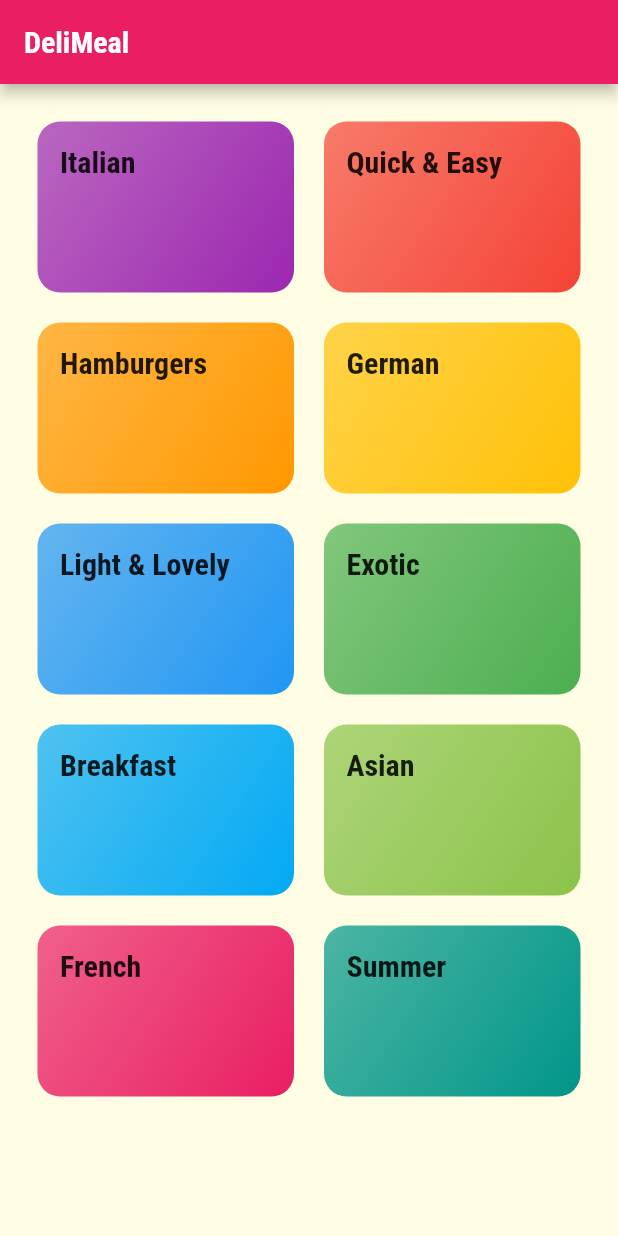
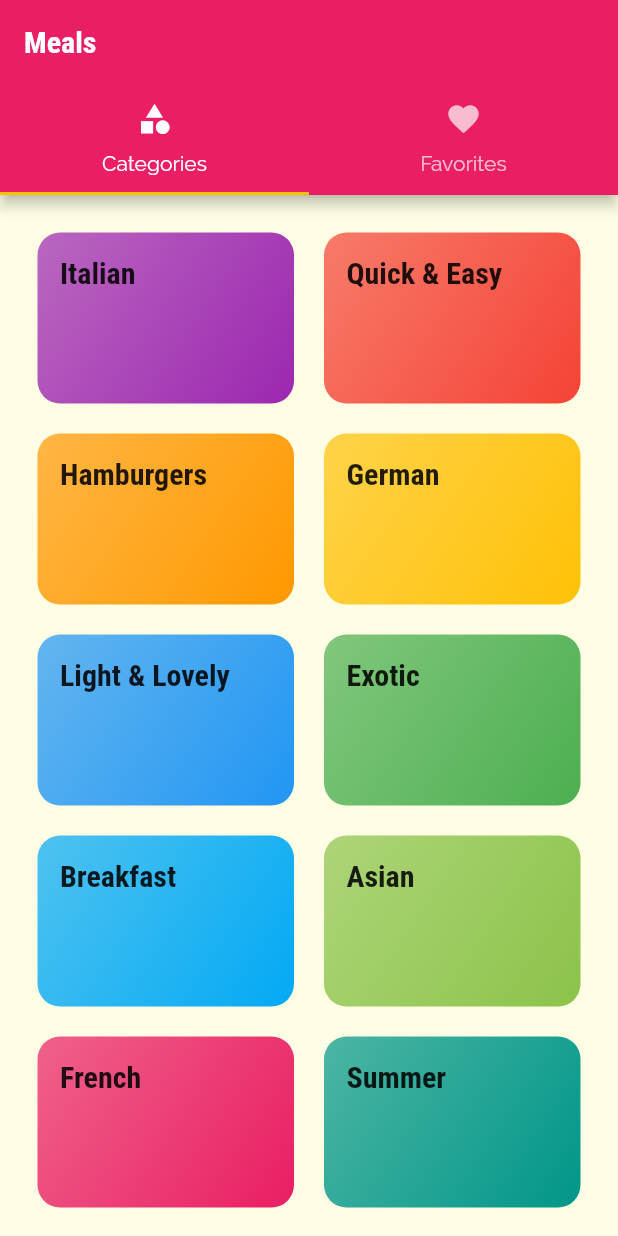
Before and after one commit to ayoline/meals_app-UDEMY_COURSE, a Flutter app: the screen it shows after launch, on a phone screen of 412 x 824 dp. Run offline on Flutter 3.47's test engine with Material 2 defaults, Android fonts, the phone set to English and light mode, and no system bars.

Commit message:
Add a TabBar to the Appbar

```diff
--- a/lib/main.dart
+++ b/lib/main.dart
@@ -1,5 +1,6 @@
 import 'package:flutter/material.dart';
 
+import './screens/tabs_screen.dart';
 import './screens/meal_detail_screen.dart';
 import './screens/category_meals_screen.dart';
 import './screens/categories_screen.dart';
@@ -40,7 +41,7 @@ class MyApp extends StatelessWidget {
       // home: const CategoriesScreen(),
       initialRoute: '/', // This is the default
       routes: {
-        '/': (ctx) => const CategoriesScreen(),
+        '/': (ctx) => const TabsScreen(),
         CategoryMealsScreen.routeName: (ctx) => const CategoryMealsScreen(),
         MealDetailScreen.routeName: (ctx) => const MealDetailScreen(),
       },
--- a/lib/screens/categories_screen.dart
+++ b/lib/screens/categories_screen.dart
@@ -8,11 +8,7 @@ class CategoriesScreen extends StatelessWidget {
 
   @override
   Widget build(BuildContext context) {
-    return Scaffold(
-      appBar: AppBar(
-        title: const Text('DeliMeal'),
-      ),
-      body: GridView(
+    return GridView(
       padding: const EdgeInsets.all(25),
       gridDelegate: const SliverGridDelegateWithMaxCrossAxisExtent(
         maxCrossAxisExtent: 200,
@@ -29,7 +25,6 @@ class CategoriesScreen extends StatelessWidget {
             ),
           )
           .toList(),
-      ),
     );
   }
 }
--- /dev/null
+++ b/lib/screens/favorites_screen.dart
@@ -0,0 +1,12 @@
+import 'package:flutter/material.dart';
+
+class FavoritesScreen extends StatelessWidget {
+  const FavoritesScreen({super.key});
+
+  @override
+  Widget build(BuildContext context) {
+    return const Center(
+      child: Text('Favorites'),
+    );
+  }
+}
--- /dev/null
+++ b/lib/screens/tabs_screen.dart
@@ -0,0 +1,42 @@
+import 'package:flutter/material.dart';
+
+import './favorites_screen.dart';
+import './categories_screen.dart';
+
+class TabsScreen extends StatefulWidget {
+  const TabsScreen({super.key});
+
+  @override
+  State<TabsScreen> createState() => _TabsScreenState();
+}
+
+class _TabsScreenState extends State<TabsScreen> {
+  @override
+  Widget build(BuildContext context) {
+    return DefaultTabController(
+      length: 2,
+      initialIndex: 0,
+      child: Scaffold(
+        appBar: AppBar(
+          title: const Text('Meals'),
+          bottom: const TabBar(tabs: <Widget>[
+            Tab(
+              icon: Icon(Icons.category),
+              text: 'Categories',
+            ),
+            Tab(
+              icon: Icon(Icons.favorite),
+              text: 'Favorites',
+            ),
+          ]),
+        ),
+        body: const TabBarView(
+          children: [
+            CategoriesScreen(),
+            FavoritesScreen(),
+          ],
+        ),
+      ),
+    );
+  }
+}
```
Lines whose indentation alone changed are shown as unchanged.
